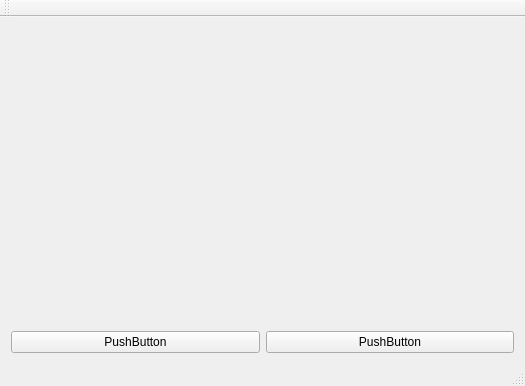
Qt form mainwindow.ui (firef0xff/QT_Widgets) before a commit.
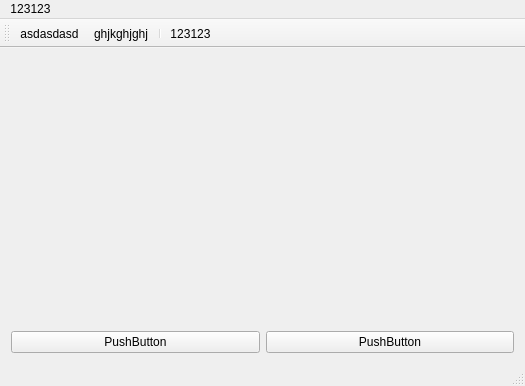
The same form after that commit.

Patch:
```diff
--- a/mainwindow.ui
+++ b/mainwindow.ui
@@ -45,6 +45,14 @@
      <height>26</height>
     </rect>
    </property>
+   <widget class="QMenu" name="menu123123">
+    <property name="title">
+     <string>123123</string>
+    </property>
+    <addaction name="action123123"/>
+    <addaction name="action12312"/>
+   </widget>
+   <addaction name="menu123123"/>
   </widget>
   <widget class="QToolBar" name="mainToolBar">
    <attribute name="toolBarArea">
@@ -53,8 +61,30 @@
    <attribute name="toolBarBreak">
     <bool>false</bool>
    </attribute>
+   <addaction name="action12312"/>
+   <addaction name="action123123"/>
+   <addaction name="separator"/>
+   <addaction name="qw123123"/>
   </widget>
   <widget class="QStatusBar" name="statusBar"/>
+  <action name="action123123">
+   <property name="text">
+    <string>ghjkghjghj</string>
+   </property>
+  </action>
+  <action name="action12312">
+   <property name="text">
+    <string>asdasdasd</string>
+   </property>
+  </action>
+  <action name="qw123123">
+   <property name="text">
+    <string>123123</string>
+   </property>
+   <property name="toolTip">
+    <string>www</string>
+   </property>
+  </action>
  </widget>
  <layoutdefault spacing="6" margin="11"/>
  <resources/>
```
